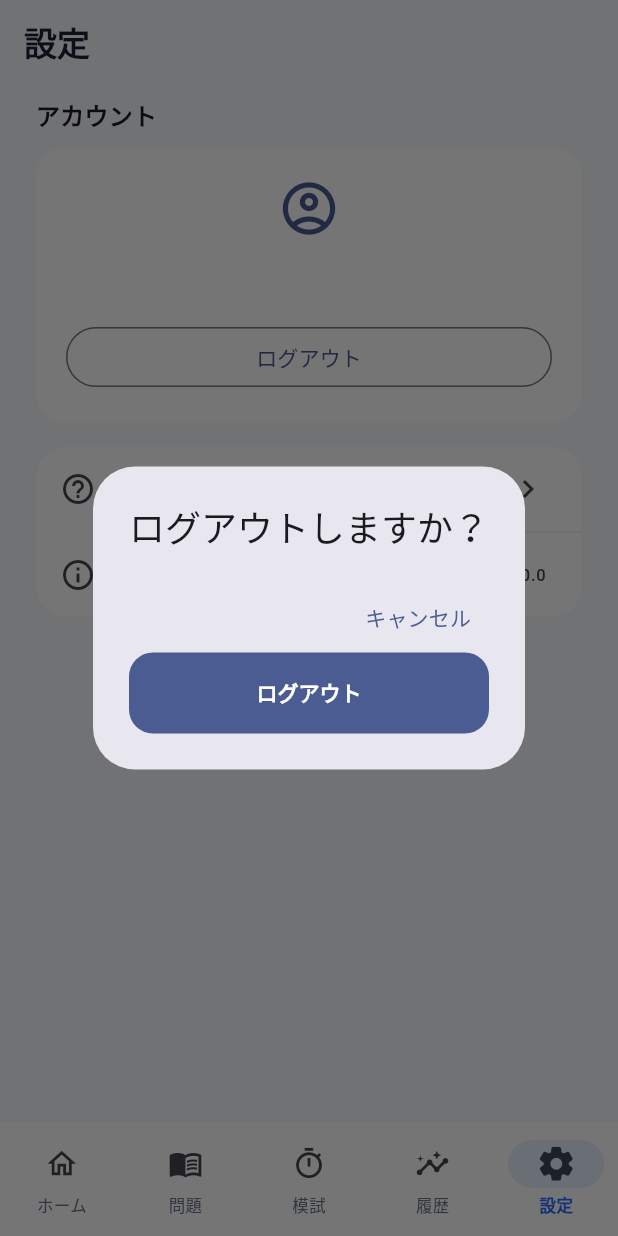
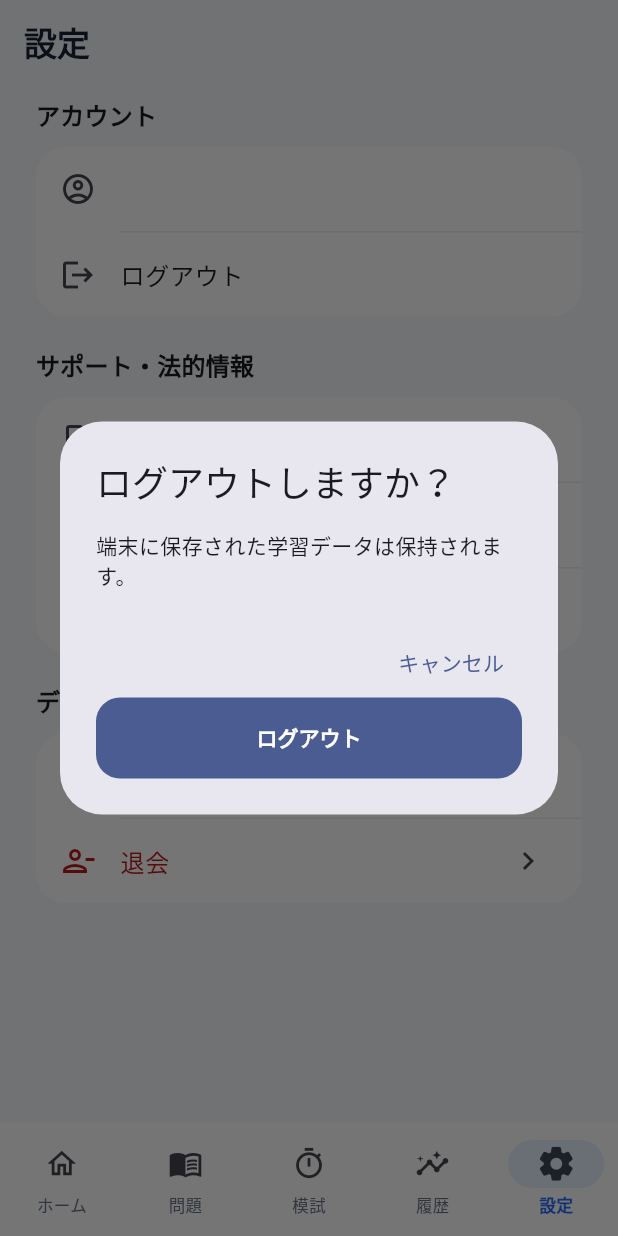
Before and after one commit to takuya42/harikyu_lab, a Flutter app: the SettingsScreen screen opened by its route, after a tap on "ログアウト", on a phone screen of 412 x 824 dp. Run offline on Flutter 3.47's test engine with Material 3 defaults, Android fonts, the phone set to English and light mode, and no system bars; our stand-ins replace cloud_firestore, device_info_plus, firebase_auth, firebase_core, flutter_riverpod, go_router and 2 more; accounts and stored records are empty.

Commit message:
設定画面のアカウント・データ管理機能を実装

```diff
--- a/lib/core/constants/app_constants.dart
+++ b/lib/core/constants/app_constants.dart
@@ -7,4 +7,7 @@ abstract final class AppConstants {
   static const pageMaxWidth = 1100.0;
   static const fastAnimation = Duration(milliseconds: 220);
   static const standardAnimation = Duration(milliseconds: 280);
+  static const termsUrl = 'https://harikyu-lab.web.app/terms';
+  static const privacyPolicyUrl = 'https://harikyu-lab.web.app/privacy';
+  static const supportEmail = 'support@harikyu-lab.com';
 }
--- a/lib/features/settings/presentation/settings_screen.dart
+++ b/lib/features/settings/presentation/settings_screen.dart
@@ -1,66 +1,228 @@
+import 'package:firebase_auth/firebase_auth.dart';
 import 'package:flutter/material.dart';
 import 'package:flutter_riverpod/flutter_riverpod.dart';
 import 'package:go_router/go_router.dart';
+import 'package:harikyu_lab/core/constants/app_constants.dart';
 import 'package:harikyu_lab/core/widgets/app_page.dart';
 import 'package:harikyu_lab/features/auth/data/auth_providers.dart';
+import 'package:harikyu_lab/features/questions/data/favorite_question_repository.dart';
+import 'package:harikyu_lab/features/questions/data/mistake_question_repository.dart';
+import 'package:harikyu_lab/features/settings/data/settings_service.dart';
+import 'package:harikyu_lab/features/study_statistics/data/study_statistics_repository.dart';
 
-class SettingsScreen extends ConsumerWidget {
+class SettingsScreen extends ConsumerStatefulWidget {
   const SettingsScreen({super.key});
+
   @override
-  Widget build(BuildContext context, WidgetRef ref) {
+  ConsumerState<SettingsScreen> createState() => _SettingsScreenState();
+}
+
+class _SettingsScreenState extends ConsumerState<SettingsScreen> {
+  bool _processing = false;
+
+  @override
+  Widget build(BuildContext context) {
     final authState = ref.watch(authStateProvider);
     final user = authState.asData?.value;
     return AppPage(
       title: '設定',
-      child: ListView(children: [
-      Text('アカウント', style: Theme.of(context).textTheme.titleMedium?.copyWith(fontWeight: FontWeight.w700)),
+      child: ListView(
+        children: [
+          _heading('アカウント'),
           const SizedBox(height: 10),
-      Card(child: Padding(
-        padding: const EdgeInsets.all(20),
-        child: authState.isLoading
-            ? const Center(child: CircularProgressIndicator())
-            : Column(crossAxisAlignment: CrossAxisAlignment.stretch, children: [
-                Icon(user == null ? Icons.person_outline : Icons.account_circle_outlined,
-                    size: 42, color: Theme.of(context).colorScheme.primary),
-                const SizedBox(height: 12),
-                Text(user?.email ?? 'ログインしてください', textAlign: TextAlign.center,
-                    style: Theme.of(context).textTheme.titleMedium?.copyWith(fontWeight: FontWeight.w700)),
-                const SizedBox(height: 18),
+          Card(
+            child: Column(
+              children: [
+                ListTile(
+                  leading: const Icon(Icons.account_circle_outlined),
+                  title: Text(user?.email ?? 'ログインしていません'),
+                ),
                 if (user == null) ...[
-                  FilledButton(onPressed: () => context.go('/login'), child: const Text('ログイン')),
-                  const SizedBox(height: 8),
-                  OutlinedButton(onPressed: () => context.go('/register'), child: const Text('新規登録')),
-                ] else
-                  OutlinedButton(
-                    onPressed: () => _confirmLogout(context, ref),
-                    child: const Text('ログアウト'),
+                  const Divider(height: 1, indent: 56),
+                  ListTile(
+                    leading: const Icon(Icons.login),
+                    title: const Text('ログイン'),
+                    onTap: () => context.go('/login'),
                   ),
-              ]),
-      )),
+                ] else ...[
+                  const Divider(height: 1, indent: 56),
+                  ListTile(
+                    leading: const Icon(Icons.logout),
+                    title: const Text('ログアウト'),
+                    enabled: !_processing,
+                    onTap: _logout,
+                  ),
+                ],
+              ],
+            ),
+          ),
+          const SizedBox(height: 20),
+          _heading('サポート・法的情報'),
+          const SizedBox(height: 10),
+          Card(
+            child: Column(
+              children: [
+                _tile(Icons.description_outlined, '利用規約', () {
+                  return _run(() async {
+                    final service = await ref.read(settingsServiceProvider.future);
+                    await service.openExternalUrl(AppConstants.termsUrl);
+                  });
+                }),
+                const Divider(height: 1, indent: 56),
+                _tile(Icons.privacy_tip_outlined, 'プライバシーポリシー', () {
+                  return _run(() async {
+                    final service = await ref.read(settingsServiceProvider.future);
+                    await service.openExternalUrl(AppConstants.privacyPolicyUrl);
+                  });
+                }),
+                const Divider(height: 1, indent: 56),
+                _tile(Icons.mail_outline, 'お問い合わせ', () {
+                  return _run(() async {
+                    final service = await ref.read(settingsServiceProvider.future);
+                    await service.openContactEmail();
+                  });
+                }),
+              ],
+            ),
+          ),
+          const SizedBox(height: 20),
+          _heading('データ管理'),
+          const SizedBox(height: 10),
+          Card(
+            child: Column(
+              children: [
+                _tile(Icons.restart_alt, 'データ初期化', _resetData),
+                if (user != null) ...[
+                  const Divider(height: 1, indent: 56),
+                  _tile(Icons.person_remove_outlined, '退会', _deleteAccount,
+                      color: Theme.of(context).colorScheme.error),
+                ],
+              ],
+            ),
+          ),
+          if (_processing) ...[
             const SizedBox(height: 16),
-      const Card(child: Column(children: [ListTile(leading: Icon(Icons.help_outline), title: Text('ヘルプ・お問い合わせ'), trailing: Icon(Icons.chevron_right)), Divider(height: 1, indent: 56), ListTile(leading: Icon(Icons.info_outline), title: Text('アプリについて'), trailing: Text('1.0.0'))])),
-      ]),
+            const Center(child: CircularProgressIndicator()),
+          ],
+        ],
+      ),
     );
   }
 
-  Future<void> _confirmLogout(BuildContext context, WidgetRef ref) async {
-    final shouldLogout = await showDialog<bool>(
+  Widget _heading(String text) => Text(
+        text,
+        style: Theme.of(context)
+            .textTheme
+            .titleMedium
+            ?.copyWith(fontWeight: FontWeight.w700),
+      );
+
+  Widget _tile(IconData icon, String title, Future<void> Function() onTap,
+      {Color? color}) {
+    return ListTile(
+      leading: Icon(icon, color: color),
+      title: Text(title, style: color == null ? null : TextStyle(color: color)),
+      trailing: const Icon(Icons.chevron_right),
+      enabled: !_processing,
+      onTap: onTap,
+    );
+  }
+
+  Future<bool> _confirm(String title, String message, String action,
+      {bool destructive = false}) async {
+    return await showDialog<bool>(
           context: context,
-      builder: (context) => AlertDialog(
-        title: const Text('ログアウトしますか？'),
+          builder: (dialogContext) => AlertDialog(
+            title: Text(title),
+            content: Text(message),
             actions: [
-          TextButton(onPressed: () => Navigator.pop(context, false), child: const Text('キャンセル')),
-          FilledButton(onPressed: () => Navigator.pop(context, true), child: const Text('ログアウト')),
+              TextButton(
+                onPressed: () => Navigator.pop(dialogContext, false),
+                child: const Text('キャンセル'),
+              ),
+              FilledButton(
+                style: destructive
+                    ? FilledButton.styleFrom(
+                        backgroundColor: Theme.of(context).colorScheme.error)
+                    : null,
+                onPressed: () => Navigator.pop(dialogContext, true),
+                child: Text(action),
+              ),
             ],
           ),
-    );
-    if (shouldLogout != true) return;
+        ) ??
+        false;
+  }
+
+  Future<void> _logout() async {
+    if (!await _confirm('ログアウトしますか？', '端末に保存された学習データは保持されます。', 'ログアウト')) {
+      return;
+    }
+    await _run(() async {
+      await ref.read(firebaseAuthProvider).signOut();
+      if (mounted) context.go('/login');
+    });
+  }
+
+  Future<void> _resetData() async {
+    if (!await _confirm(
+      '学習データを初期化しますか？',
+      'お気に入り、学習履歴、弱点復習、統計データが削除されます。この操作は取り消せません。',
+      '初期化',
+      destructive: true,
+    )) return;
+    await _run(() async {
+      final service = await ref.read(settingsServiceProvider.future);
+      await service.resetLearningData();
+      ref.invalidate(favoriteQuestionRepositoryProvider);
+      ref.invalidate(favoriteQuestionIdsProvider);
+      ref.invalidate(mistakeQuestionRepositoryProvider);
+      ref.invalidate(mistakeQuestionIdsProvider);
+      ref.invalidate(studyStatisticsRepositoryProvider);
+      ref.invalidate(studyStatisticsProvider);
+      _showMessage('学習データを初期化しました。');
+    });
+  }
+
+  Future<void> _deleteAccount() async {
+    if (!await _confirm(
+      '退会しますか？',
+      'アカウントとすべてのユーザーデータが完全に削除されます。この操作は取り消せません。',
+      '退会する',
+      destructive: true,
+    )) return;
+    await _run(() async {
+      final service = await ref.read(settingsServiceProvider.future);
+      await service.deleteAccount();
+      if (mounted) context.go('/login');
+    }, deletingAccount: true);
+  }
+
+  Future<void> _run(Future<void> Function() operation,
+      {bool deletingAccount = false}) async {
+    if (_processing) return;
+    setState(() => _processing = true);
     try {
-      await ref.read(firebaseAuthProvider).signOut();
+      await operation();
+    } on FirebaseAuthException catch (error) {
+      if (error.code == 'requires-recent-login') {
+        _showMessage('安全のため再ログインしてから、もう一度退会操作を行ってください。');
+      } else {
+        _showMessage(deletingAccount
+            ? '退会処理に失敗しました。時間をおいてもう一度お試しください。'
+            : '認証処理に失敗しました。もう一度お試しください。');
+      }
     } on Object {
-      if (context.mounted) {
-        ScaffoldMessenger.of(context).showSnackBar(const SnackBar(content: Text('通信に失敗しました。もう一度お試しください。')));
+      _showMessage(deletingAccount
+          ? 'ユーザーデータの削除に失敗しました。通信状態を確認してください。'
+          : '処理に失敗しました。通信状態や対応アプリを確認してください。');
+    } finally {
+      if (mounted) setState(() => _processing = false);
     }
   }
+
+  void _showMessage(String message) {
+    if (!mounted) return;
+    ScaffoldMessenger.of(context).showSnackBar(SnackBar(content: Text(message)));
   }
 }
--- a/pubspec.yaml
+++ b/pubspec.yaml
@@ -21,6 +21,9 @@ dependencies:
   json_annotation: ^4.9.0
   http: ^1.0.0
   shared_preferences: ^2.5.4
+  url_launcher: ^6.3.2
+  package_info_plus: ^9.0.0
+  device_info_plus: ^12.3.0
 
 dev_dependencies:
   flutter_test:
```
Also changed, not shown: lib/features/settings/data/settings_service.dart (added, +122 -0 lines). Lines whose indentation alone changed are shown as unchanged.
